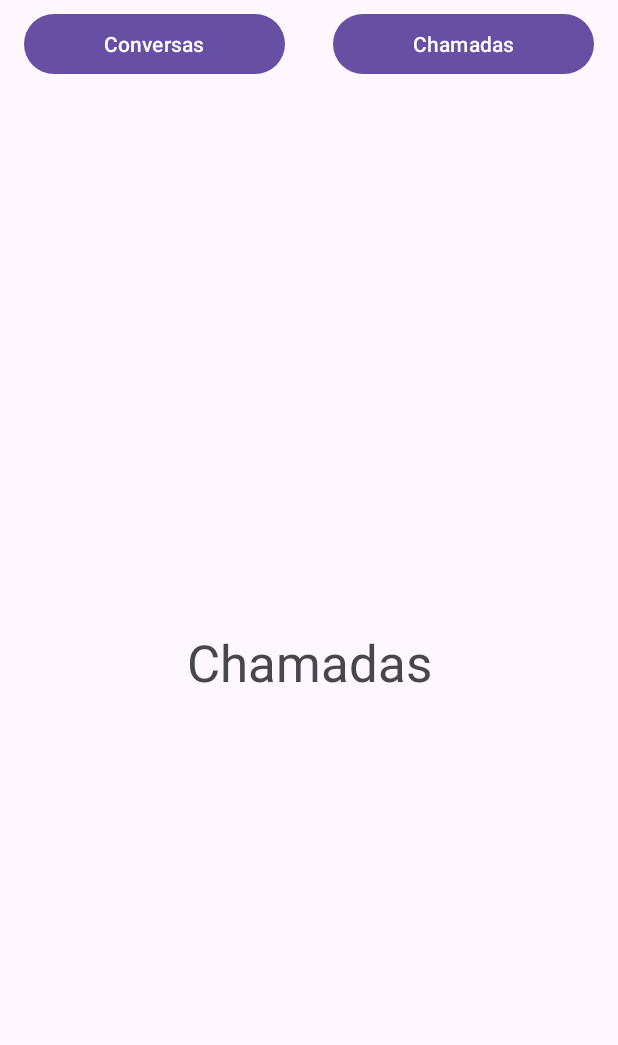
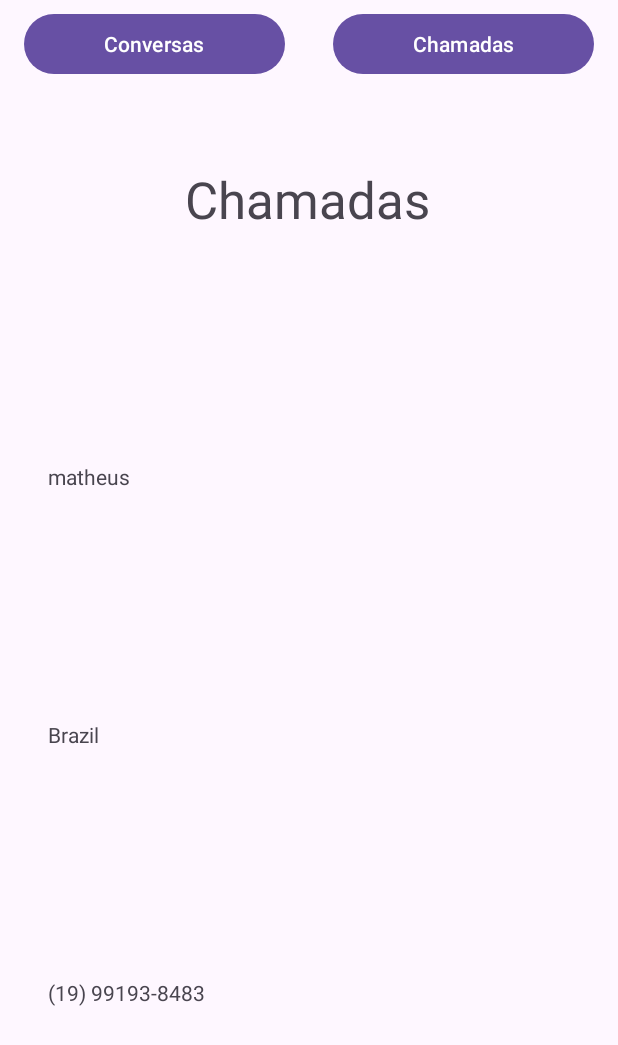
Before and after one commit to matheusrotta7/switching-between-two-fragments-android, an Android app: the screen it shows after launch (MainActivity), after a tap on "Chamadas", on a phone screen of 412 x 824 dp. Shown: the top 1045 px of the screen. Run offline under Robolectric (Android 15) with nearby library versions, the phone set to English and light mode, and no system bars; 1 other tap on this screen came first.

Commit message:
add example of passing arguments to fragment

```diff
--- a/app/src/main/java/com/punchy/fragmentclass/MainActivity.kt
+++ b/app/src/main/java/com/punchy/fragmentclass/MainActivity.kt
@@ -3,6 +3,7 @@ package com.punchy.fragmentclass
 import androidx.appcompat.app.AppCompatActivity
 import android.os.Bundle
 import android.widget.Button
+import androidx.core.os.bundleOf
 import com.punchy.fragmentclass.fragments.CallsFragment
 import com.punchy.fragmentclass.fragments.ConversationsFragment
 
@@ -27,9 +28,16 @@ class MainActivity : AppCompatActivity() {
         }
 
         callsButton.setOnClickListener {
+            val callsFragment = CallsFragment()
+            callsFragment.arguments = bundleOf(
+                "user" to "matheus",
+                "region" to "Brazil",
+                "cellphone" to "(19) 99193-8483"
+            )
+
             supportFragmentManager
                 .beginTransaction()
-                .replace(R.id.fragment_content, CallsFragment())
+                .replace(R.id.fragment_content, callsFragment)
                 .commit()
         }
 
--- a/app/src/main/java/com/punchy/fragmentclass/fragments/CallsFragment.kt
+++ b/app/src/main/java/com/punchy/fragmentclass/fragments/CallsFragment.kt
@@ -5,6 +5,7 @@ import androidx.fragment.app.Fragment
 import android.view.LayoutInflater
 import android.view.View
 import android.view.ViewGroup
+import android.widget.TextView
 import com.punchy.fragmentclass.R
 // TODO: Rename parameter arguments, choose names that match
 // the fragment initialization parameters, e.g. ARG_ITEM_NUMBER
@@ -18,21 +19,39 @@ private const val ARG_PARAM2 = "param2"
  */
 class CallsFragment : Fragment() {
     // TODO: Rename and change types of parameters
-    private var param1: String? = null
-    private var param2: String? = null
+    private var user: String? = null
+    private var region: String? = null
+    private var cellphone: String? = null
+
+
+    private lateinit var userText: TextView
+    private lateinit var regionText: TextView
+    private lateinit var cellphoneText: TextView
 
     override fun onCreate(savedInstanceState: Bundle?) {
         super.onCreate(savedInstanceState)
         arguments?.let {
-            param1 = it.getString(ARG_PARAM1)
-            param2 = it.getString(ARG_PARAM2)
+            user = it.getString("user")
+            region = it.getString("region")
+            cellphone = it.getString("cellphone")
         }
     }
 
     override fun onCreateView(inflater: LayoutInflater, container: ViewGroup?,
                               savedInstanceState: Bundle?): View? {
         // Inflate the layout for this fragment
-        return inflater.inflate(R.layout.fragment_calls, container, false)
+        val view = inflater.inflate(R.layout.fragment_calls, container, false)
+
+        userText = view.findViewById(R.id.userText)
+        regionText = view.findViewById(R.id.regionText)
+        cellphoneText = view.findViewById(R.id.cellphoneText)
+
+        userText.text = user
+        regionText.text = region
+        cellphoneText.text = cellphone
+
+
+        return view
     }
 
     companion object {
--- a/app/src/main/res/layout/fragment_calls.xml
+++ b/app/src/main/res/layout/fragment_calls.xml
@@ -8,15 +8,46 @@
 
     <!-- TODO: Update blank fragment layout -->
     <TextView
+        android:id="@+id/textView5"
         android:layout_width="wrap_content"
         android:layout_height="wrap_content"
         android:text="Chamadas"
         android:textSize="34sp"
         app:layout_constraintBottom_toBottomOf="parent"
         app:layout_constraintEnd_toEndOf="parent"
-        app:layout_constraintHorizontal_bias="0.5"
+        app:layout_constraintHorizontal_bias="0.497"
         app:layout_constraintStart_toStartOf="parent"
         app:layout_constraintTop_toTopOf="parent"
-        app:layout_constraintVertical_bias="0.5" />
+        app:layout_constraintVertical_bias="0.072" />
+
+    <TextView
+        android:id="@+id/userText"
+        android:layout_width="wrap_content"
+        android:layout_height="wrap_content"
+        android:layout_marginStart="32dp"
+        android:text="User"
+        app:layout_constraintBottom_toTopOf="@+id/regionText"
+        app:layout_constraintStart_toStartOf="parent"
+        app:layout_constraintTop_toBottomOf="@+id/textView5" />
+
+    <TextView
+        android:id="@+id/cellphoneText"
+        android:layout_width="wrap_content"
+        android:layout_height="wrap_content"
+        android:layout_marginStart="32dp"
+        android:text="Cellphone"
+        app:layout_constraintBottom_toBottomOf="parent"
+        app:layout_constraintStart_toStartOf="parent"
+        app:layout_constraintTop_toBottomOf="@+id/regionText" />
+
+    <TextView
+        android:id="@+id/regionText"
+        android:layout_width="wrap_content"
+        android:layout_height="wrap_content"
+        android:layout_marginStart="32dp"
+        android:text="Region"
+        app:layout_constraintBottom_toTopOf="@+id/cellphoneText"
+        app:layout_constraintStart_toStartOf="parent"
+        app:layout_constraintTop_toBottomOf="@+id/userText" />
 
 </androidx.constraintlayout.widget.ConstraintLayout>
```
